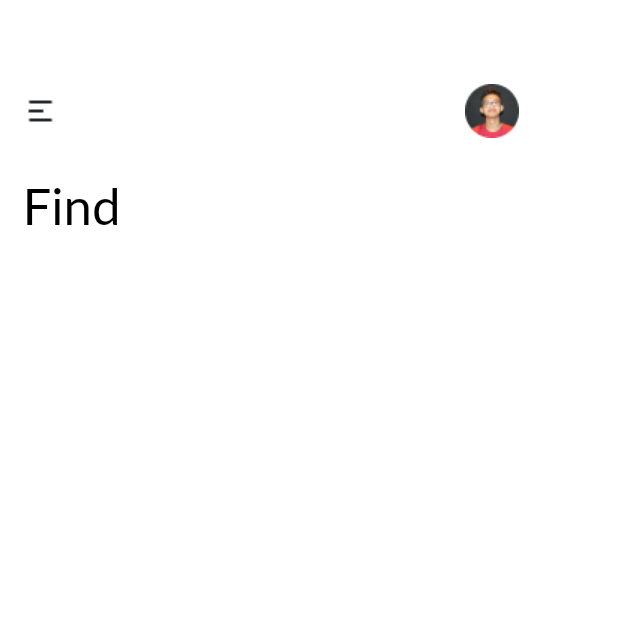
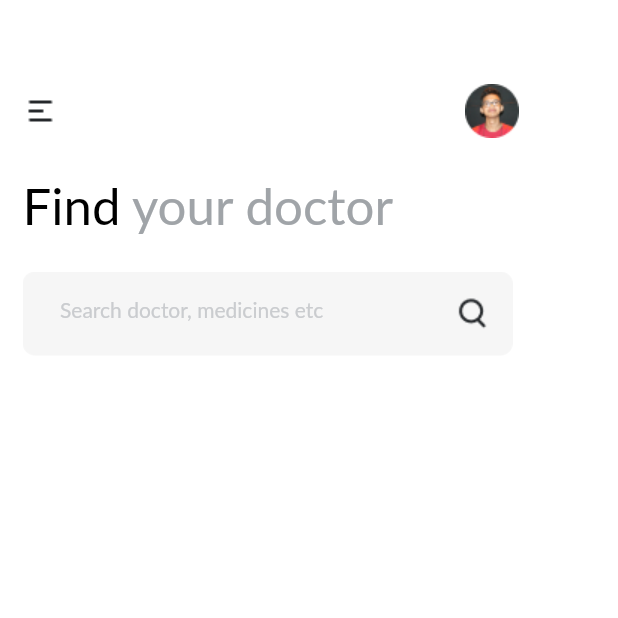
Before and after one commit to Lance-Abella/find_your_doctor, a Flutter app: the screen it shows after launch, on a phone screen of 412 x 824 dp, the top half of it. Run offline on Flutter 3.47's test engine with Material 2 defaults, Android fonts, the phone set to English and light mode, and no system bars; Roboto replaces fonts that are missing (Lato).

Commit message:
layouting

```diff
--- a/lib/home.dart
+++ b/lib/home.dart
@@ -49,13 +49,49 @@ class Home extends StatelessWidget {
                 ),
 
                 Container(
-                margin: EdgeInsets.only(left: 20, top: 116),
+                margin: EdgeInsets.only(left: 88, top: 116),
                 child: Text(
                   'your doctor',
                   style: TextStyle(
-                    color: Color.fromRGBO(160, 164, 168, 0),
+                    color: Color.fromRGBO(160, 164, 168, 1),
                     fontWeight: FontWeight.w400,
                     fontSize: 34,
+                    fontFamily: 'Lato',
+                  ),
+                ),
+                ),
+
+                Container(
+                margin: EdgeInsets.only(left: 15, top: 181),
+                child: ClipRRect(
+                  borderRadius: BorderRadius.circular(8),
+                    child: Image(
+                      image: AssetImage('assets/Rectangle 153.png'),
+                      width: 327,
+                      height: 56,
+                      fit: BoxFit.contain,
+                    ),
+                )
+                ),
+
+                Container(
+                margin: EdgeInsets.only(left: 303, top: 197),
+                child: Image(
+                  image: AssetImage('assets/Search.png'),
+                  width: 24,
+                  height: 24,
+                  fit: BoxFit.contain,
+                )
+                ),
+
+                Container(
+                margin: EdgeInsets.only(left: 40, top: 198),
+                child: Text(
+                  'Search doctor, medicines etc',
+                  style: TextStyle(
+                    color: Color.fromRGBO(202, 204, 207, 1),
+                    fontWeight: FontWeight.w400,
+                    fontSize: 14,
                     fontFamily: 'Lato',
                   ),
                 ),
```
Also changed, not shown: assets/Rectangle 153.png (added), assets/Search.png (added), lib/category.dart (added).
